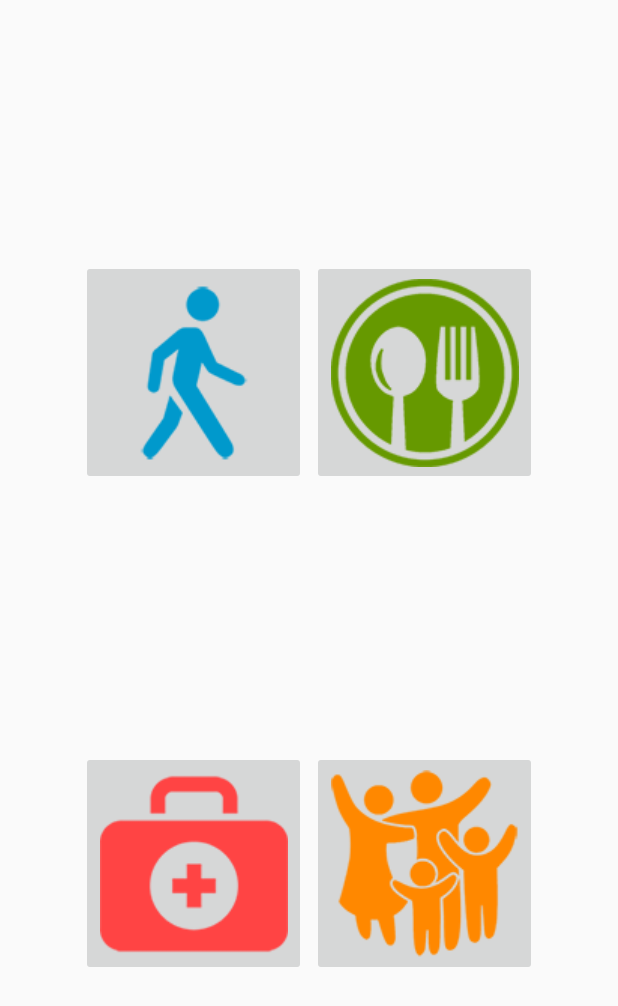
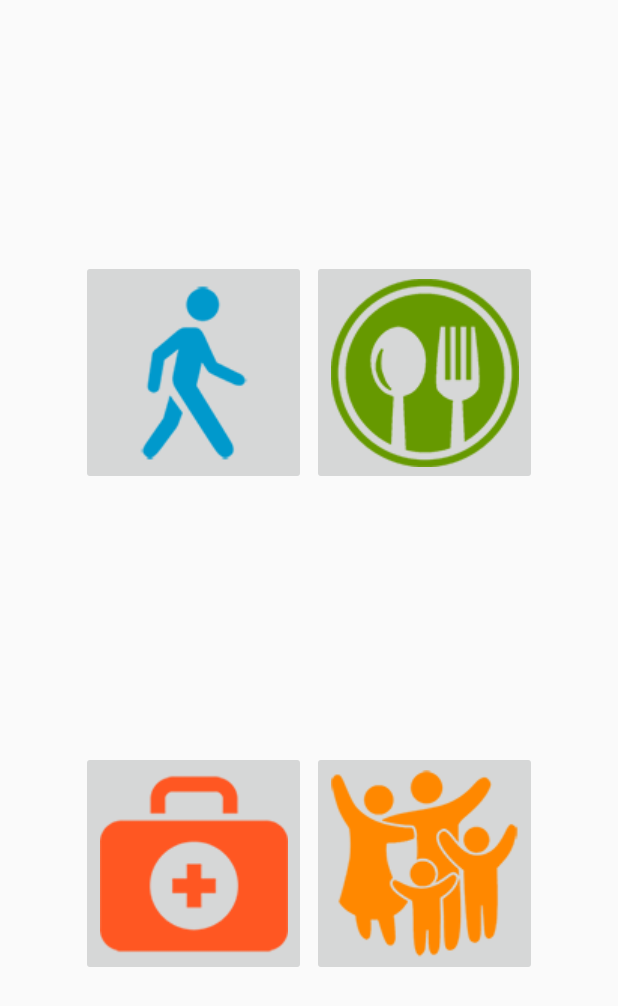
Before and after one commit to Tealfox64/PictureCommunicator, an Android app: the layout activity_category_menu.xml on its own in the app's theme, with its tools: preview values and no code run, on a phone screen of 412 x 824 dp. Shown: the top 1006 px of the screen. Run offline under Robolectric (Android 15) with nearby library versions, the light colour scheme and no system bars.

Commit message:
Small changes to button attributes

```diff
--- a/app/src/main/res/layout/activity_category_menu.xml
+++ b/app/src/main/res/layout/activity_category_menu.xml
@@ -44,7 +44,7 @@
         android:layout_marginTop="4dp"
         android:contentDescription="@string/pain_category"
         android:onClick="painButton"
-        android:tint="@android:color/holo_red_light"
+        android:tint="?android:attr/colorError"
         app:layout_constraintBottom_toBottomOf="parent"
         app:layout_constraintEnd_toStartOf="@+id/family_category_button"
         app:layout_constraintHorizontal_bias="0.5"
```
